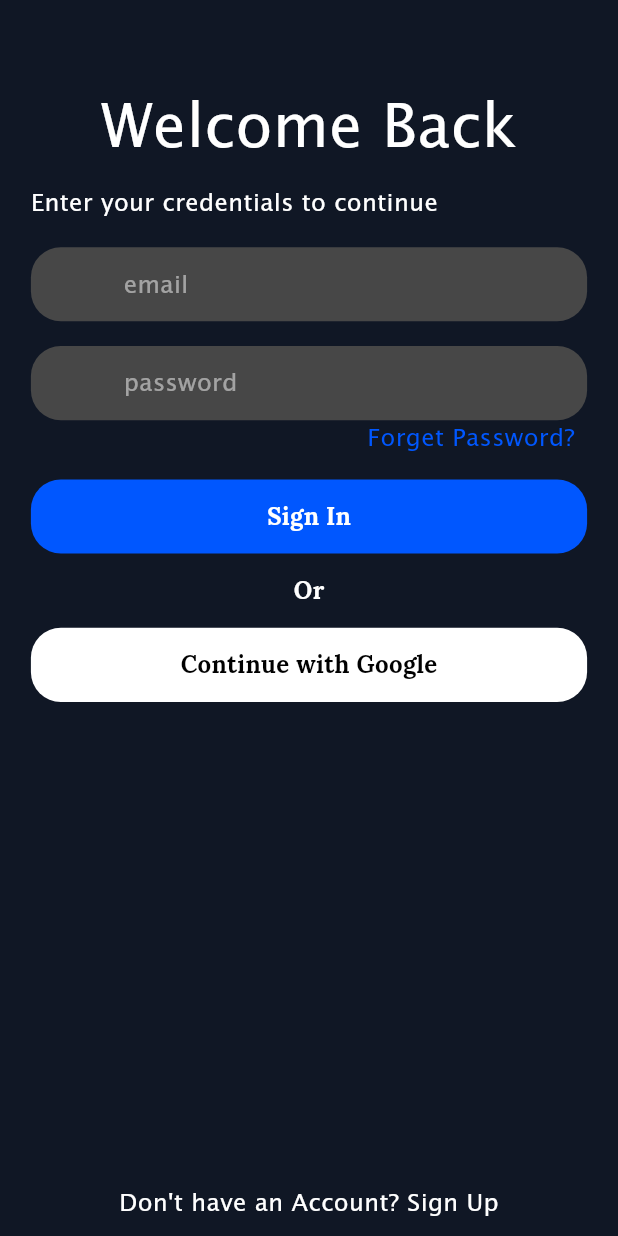
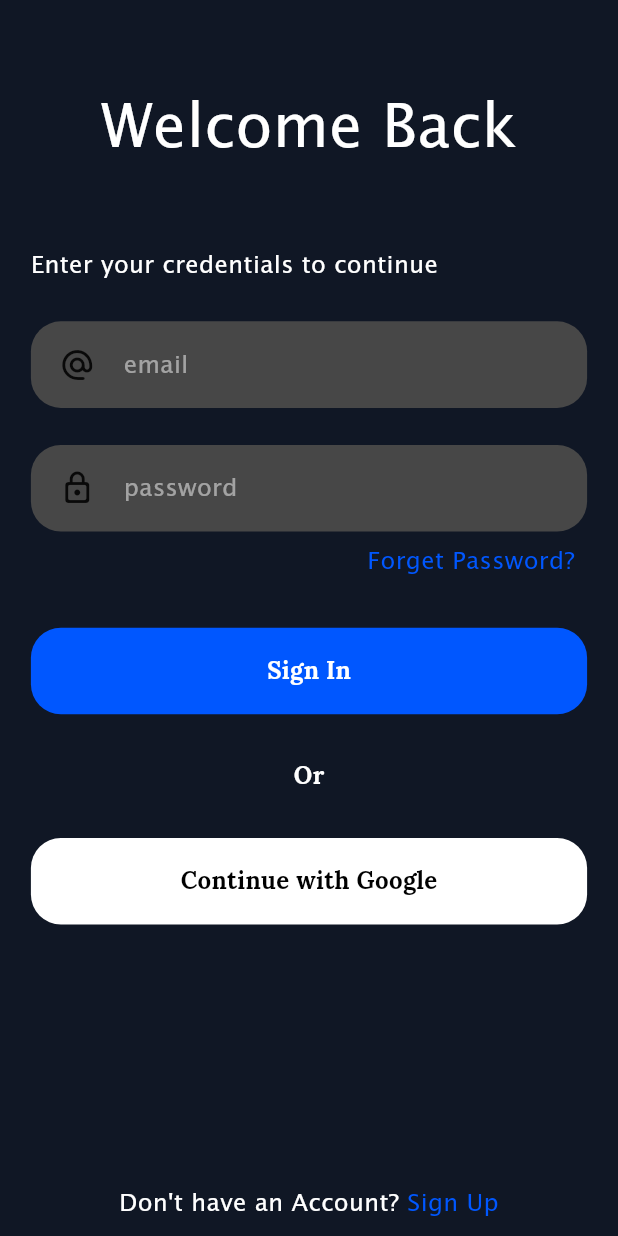
Before and after one commit to SurangaSW1997/topup, a Flutter app: the screen it shows after launch, on a phone screen of 412 x 824 dp. Run offline on Flutter 3.47's test engine with Material 3 defaults, Android fonts, the phone set to English and light mode, and no system bars; missing offline and left inert: dart:ffi.

Commit message:
edit login page responsive

```diff
--- a/topup/lib/loginpage.dart
+++ b/topup/lib/loginpage.dart
@@ -38,6 +38,9 @@ class LogIn extends StatelessWidget {
                       )),
                     ),
                   ),
+                  SizedBox(
+                    height: height * .05,
+                  ),
                   Container(
                     width: width * .9,
                     height: height * .03,
@@ -50,18 +53,20 @@ class LogIn extends StatelessWidget {
                     ),
                   ),
                   SizedBox(
-                    height: height * .02,
+                    height: height * .03,
                   ),
                   Container(
                     decoration: BoxDecoration(
                         color: const Color.fromRGBO(71, 71, 71, 1),
                         borderRadius: BorderRadius.circular(20)),
                     width: width * .9,
-                    height: height * .06,
+                    height: height * .07,
                     child: Row(
                       children: [
                         Container(
+                          alignment: Alignment.center,
                           width: width * .15,
+                          child: Icon(Icons.alternate_email_rounded),
                         ),
                         Container(
                           alignment: Alignment.centerLeft,
@@ -82,17 +87,19 @@ class LogIn extends StatelessWidget {
                     ),
                   ),
                   SizedBox(
-                    height: height * .02,
+                    height: height * .03,
                   ),
                   Container(
                     decoration: BoxDecoration(
                         color: const Color.fromRGBO(71, 71, 71, 1),
                         borderRadius: BorderRadius.circular(20)),
                     width: width * .9,
-                    height: height * .06,
+                    height: height * .07,
                     child: Row(
                       children: [
                         Container(
+                          alignment: Alignment.center,
+                          child: Icon(Icons.lock_outline_rounded),
                           width: width * .15,
                         ),
                         Container(
@@ -113,6 +120,9 @@ class LogIn extends StatelessWidget {
                       ],
                     ),
                   ),
+                  SizedBox(
+                    height: height * .01,
+                  ),
                   Container(
                     alignment: Alignment.centerRight,
                     width: width * .9,
@@ -128,14 +138,14 @@ class LogIn extends StatelessWidget {
                     ),
                   ),
                   SizedBox(
-                    height: height * .02,
+                    height: height * .04,
                   ),
                   Container(
                     decoration: BoxDecoration(
                         color: const Color.fromRGBO(0, 87, 255, 1),
                         borderRadius: BorderRadius.circular(20)),
                     width: width * .9,
-                    height: height * .06,
+                    height: height * .07,
                     child: const Center(
                       child: Text(
                         "Sign In",
@@ -148,7 +158,7 @@ class LogIn extends StatelessWidget {
                   ),
                   Container(
                     width: width * .9,
-                    height: height * .06,
+                    height: height * .1,
                     child: const Center(
                         child: Text(
                       "Or",
@@ -163,7 +173,7 @@ class LogIn extends StatelessWidget {
                         color: Colors.white,
                         borderRadius: BorderRadius.circular(20)),
                     width: width * .9,
-                    height: height * .06,
+                    height: height * .07,
                     child: const Center(
                       child: Text(
                         "Continue with Google",
@@ -175,18 +185,32 @@ class LogIn extends StatelessWidget {
                     ),
                   ),
                   Padding(
-                    padding: EdgeInsets.only(top: height * .38),
+                    padding: EdgeInsets.only(top: height * .2),
                     child: Container(
                       height: height * .05,
                       width: width * .9,
-                      child: const Center(
+                      child: Row(
+                        mainAxisAlignment: MainAxisAlignment.center,
+                        children: [
+                          Container(
                             child: Text(
-                          "Don't have an Account? Sign Up",
+                              "Don't have an Account?",
                               style: TextStyle(
                                   fontFamily: 'Lucida Sans',
                                   fontSize: 16,
                                   color: Colors.white),
                             ),
+                          ),
+                          Container(
+                            child: Text(
+                              " Sign Up",
+                              style: TextStyle(
+                                  fontFamily: 'Lucida Sans',
+                                  fontSize: 16,
+                                  color: const Color.fromRGBO(0, 87, 255, 1)),
+                            ),
+                          ),
+                        ],
                       ),
                     ),
                   ),
--- a/topup/lib/main.dart
+++ b/topup/lib/main.dart
@@ -1,8 +1,6 @@
 import 'package:flutter/material.dart';
-import 'package:topup/loginintropage.dart';
+
 import 'package:topup/loginpage.dart';
-
-import 'package:topup/splashscreen.dart';
 
 void main() {
   runApp(const MyApp());
```
Lines whose indentation alone changed are shown as unchanged.
